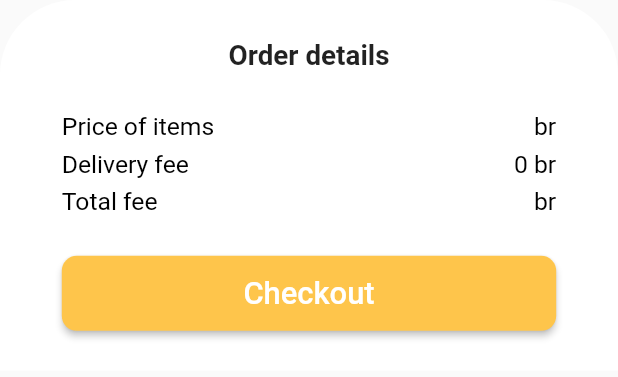
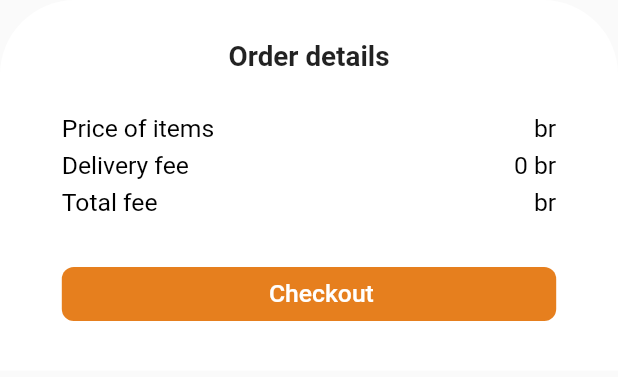
Before and after one commit to Yoseph-Gebeyehu/Grocery-App, a Flutter app: the CheckOutWidget widget shown alone on an empty page, opened directly with empty values, on a phone screen of 412 x 824 dp. Shown: the top 377 px of the screen. Run offline on Flutter 3.47's test engine with Material 2 defaults, Android fonts, the phone set to English and light mode, and no system bars; our stand-ins replace bloc, connectivity_plus, equatable, flutter_bloc, flutter_vector_icons, shared_preferences and 2 more; missing offline and left inert: abushakir, randomstring_dart; accounts and stored records are empty; network calls fail; statements that could not run were skipped.

Commit message:
Update the dialog box

```diff
--- a/lib/presentation/Auth/View/signin.dart
+++ b/lib/presentation/Auth/View/signin.dart
@@ -118,7 +118,7 @@ class _SigninPageState extends State<SigninPage> {
                 child: Text(
                   'Forgot Password?',
                   style: TextStyle(
-                    color: const Color(0xFFE67F1E),
+                    color: Color(0xFFE67F1E),
                     fontSize: deviceSize.width * 0.035,
                     fontWeight: FontWeight.bold,
                   ),
@@ -207,7 +207,7 @@ class _SigninPageState extends State<SigninPage> {
                   'Sign up',
                   style: TextStyle(
                     fontSize: deviceSize.width * 0.04,
-                    color: const Color(0xFFE67F1E),
+                    color: Color(0xFFE67F1E),
                     fontWeight: FontWeight.bold,
                   ),
                 ),
--- a/lib/presentation/Auth/View/signup.dart
+++ b/lib/presentation/Auth/View/signup.dart
@@ -2,9 +2,9 @@ import 'package:flutter/material.dart';
 import 'package:grocery/data/models/user.dart';
 import 'package:grocery/data/service.dart';
 
-import '/presentation/auth/view/signin.dart';
-import '/presentation/auth/widgets/custom_button.dart';
-import '/presentation/auth/widgets/form_field.dart';
+import '../widgets/form_field.dart';
+import '../../Auth/View/signin.dart';
+import '../../Auth/widgets/custom_button.dart';
 
 class SignUpPage extends StatefulWidget {
   const SignUpPage({Key? key}) : super(key: key);
--- a/lib/presentation/Auth/widgets/custom_button.dart
+++ b/lib/presentation/Auth/widgets/custom_button.dart
@@ -16,7 +16,7 @@ class CustomButton extends StatelessWidget {
       style: ButtonStyle(
         elevation: MaterialStateProperty.all<double>(0),
         backgroundColor: MaterialStateProperty.all<Color>(
-          Color(0xFFE67F1E),
+          const Color(0xFFE67F1E),
         ),
         shape: MaterialStateProperty.all<RoundedRectangleBorder>(
           RoundedRectangleBorder(
@@ -32,7 +32,6 @@ class CustomButton extends StatelessWidget {
         children: [
           Visibility(
             visible: stateChecker,
-            // visible: true,
             child: SizedBox(
               height: deviceSize.width * 0.04,
               width: deviceSize.width * 0.04,
--- a/lib/presentation/shopping-cart/widget/check_out_widget.dart
+++ b/lib/presentation/shopping-cart/widget/check_out_widget.dart
@@ -1,5 +1,6 @@
 import 'package:flutter/material.dart';
 import 'package:flutter_bloc/flutter_bloc.dart';
+import 'package:grocery/presentation/auth/widgets/custom_button.dart';
 import 'package:randomstring_dart/randomstring_dart.dart';
 
 import '../bloc/shopping_cart_bloc.dart';
@@ -72,8 +73,8 @@ class _CheckOutWidgetState extends State<CheckOutWidget> {
                         rowText('Total fee', widget.amount),
                       ],
                     ),
-                    ElevatedButton(
-                      onPressed: () async {
+                    CustomButton(
+                      function: () async {
                         BlocProvider.of<ShoppingCartBloc>(context).add(
                           BuyEvent(
                             amount: widget.amount,
@@ -84,26 +85,8 @@ class _CheckOutWidgetState extends State<CheckOutWidget> {
                           ),
                         );
                       },
-                      style: ButtonStyle(
-                        shape:
-                            MaterialStateProperty.all<RoundedRectangleBorder>(
-                          RoundedRectangleBorder(
-                            borderRadius: BorderRadius.circular(10.0),
-                          ),
-                        ),
-                        backgroundColor: MaterialStateProperty.all<Color>(
-                            const Color(0xFFFEC54B)),
-                        minimumSize: MaterialStateProperty.all(
-                          const Size(double.infinity, 50),
-                        ),
-                      ),
-                      child: Text(
-                        'Checkout',
-                        style: TextStyle(
-                          fontSize: deviceSize.width * 0.05,
-                        ),
-                      ),
-                    ),
+                      text: 'Checkout',
+                    )
                   ],
                 ),
               ),
```
Also changed, not shown: lib/presentation/Home/view/home.dart (+13 -13 lines), lib/presentation/Home/widgets/custom_drawer.dart (+14 -8 lines), lib/presentation/shopping-cart/view/shopping_cart.dart (+18 -35 lines), lib/presentation/update-profile/update-profile.dart (+9 -17 lines).
